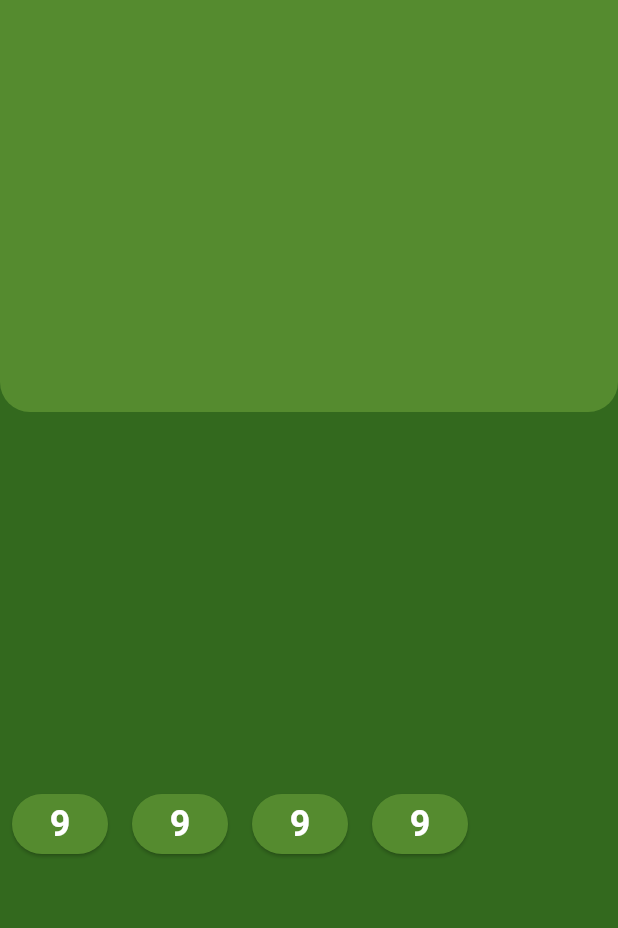
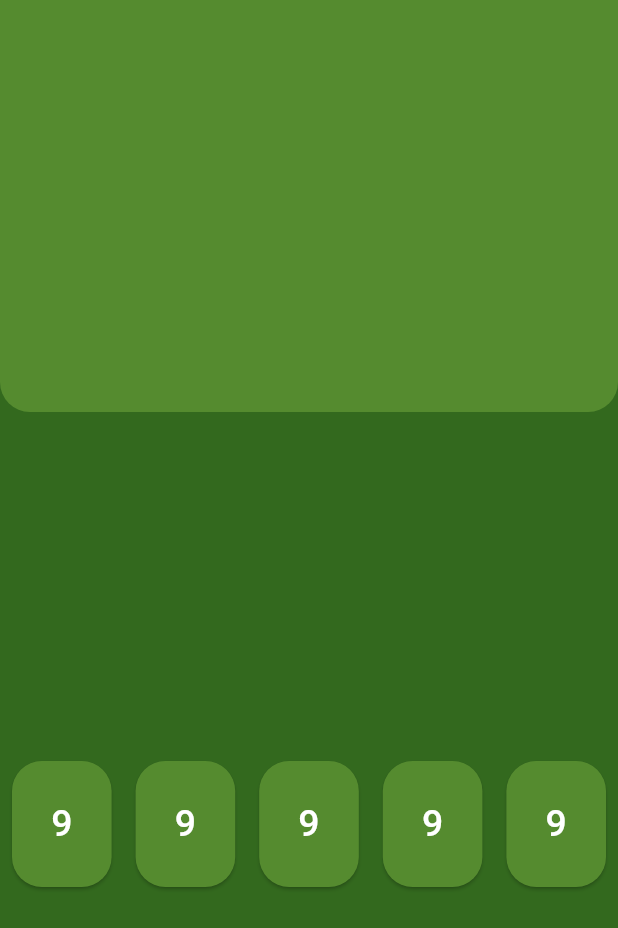
Before and after one commit to mynulyt/Calculator-App, a Flutter app: the screen it shows after launch, on a phone screen of 412 x 824 dp. Shown: the top 928 px of the screen. Run offline on Flutter 3.47's test engine with Material 3 defaults, Android fonts, the phone set to English and light mode, and no system bars.

Commit message:
calculator

```diff
--- a/lib/calculator.dart
+++ b/lib/calculator.dart
@@ -31,10 +31,12 @@ class _CalculatorState extends State<Calculator> {
             flex: 2,
             child: Row(
               children: [
-                CustomButtom(),
-                CustomButtom(),
-                CustomButtom(),
-                CustomButtom(),
+                CustomButtom(onClick: () => {}, text: '9'),
+                CustomButtom(onClick: () => {}, text: '9'),
+
+                CustomButtom(onClick: () => {}, text: '9'),
+                CustomButtom(onClick: () => {}, text: '9'),
+                CustomButtom(onClick: () => {}, text: '9'),
               ],
             ),
           ),
--- a/lib/custom_widget.dart
+++ b/lib/custom_widget.dart
@@ -1,26 +1,34 @@
 import 'package:flutter/material.dart';
 
 class CustomButtom extends StatelessWidget {
-  const CustomButtom({super.key});
+  String text;
+  Color? color;
+  final VoidCallback onClick;
+
+  CustomButtom({
+    super.key,
+    required this.onClick,
+    this.color,
+    required this.text,
+  });
 
   @override
   Widget build(BuildContext context) {
-    return Padding(
-      padding: const EdgeInsets.all(8.0),
+    return Expanded(
+      child: Padding(
+        padding: const EdgeInsets.all(8),
         child: ElevatedButton(
           style: ElevatedButton.styleFrom(
-          backgroundColor: Colors.lightGreen[800],
+            padding: EdgeInsets.all(24),
             shape: RoundedRectangleBorder(
               borderRadius: BorderRadius.circular(20),
             ),
+            backgroundColor: color ?? Colors.lightGreen[800],
           ),
-        onPressed: () {},
+          onPressed: onClick,
           child: Text(
-          "9",
-          style: TextStyle(
-            color: Colors.white,
-            fontSize: 24,
-            fontWeight: FontWeight.bold,
+            text,
+            style: TextStyle(fontSize: 25, color: Colors.white),
           ),
         ),
       ),
```
Lines whose indentation alone changed are shown as unchanged.
